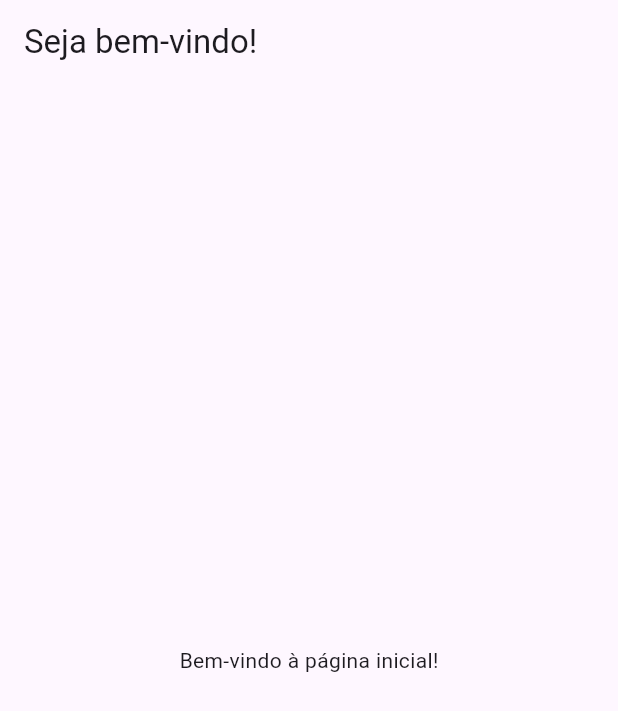
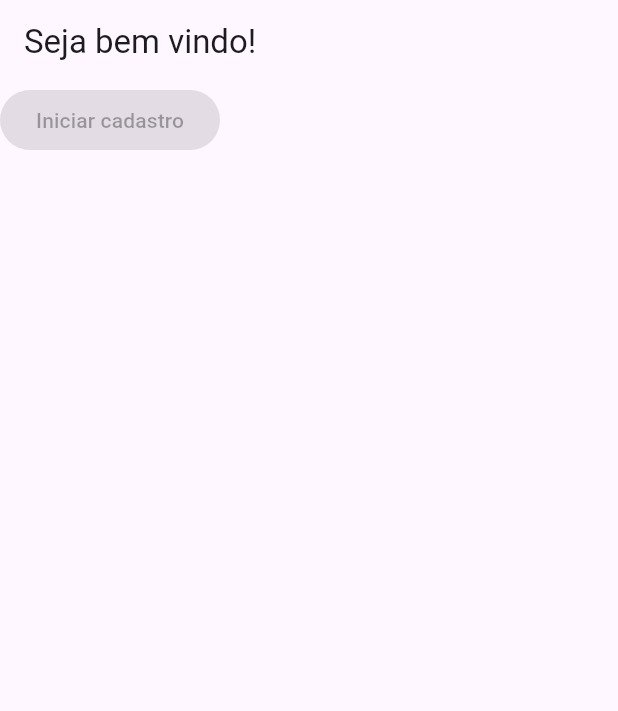
Before and after one commit to jooaonnz/App-Flutter, a Flutter app: the screen it shows after launch, on a phone screen of 412 x 824 dp. Shown: the top 711 px of the screen. Run offline on Flutter 3.47's test engine with Material 3 defaults, Android fonts, the phone set to English and light mode, and no system bars.

Commit message:
Botão adicionado

```diff
--- a/lib/features/auth/screens/welcomePage.dart
+++ b/lib/features/auth/screens/welcomePage.dart
@@ -0,0 +1,16 @@
+import 'package:flutter/material.dart';
+
+class WelcomePage extends StatelessWidget {
+  const WelcomePage({super.key});
+
+  @override
+  Widget build(BuildContext context) {
+    return Scaffold(
+      appBar: AppBar(title: const Text('Seja bem vindo!')),
+      body: const ElevatedButton(
+        onPressed: null,
+        child: const Text('Iniciar cadastro'),
+      ),
+    );
+  }
+}
--- a/lib/main.dart
+++ b/lib/main.dart
@@ -1,5 +1,4 @@
 import 'package:flutter/material.dart';
-import './features/home/screens/homePage.dart';
 import './features/auth/screens/welcomePage.dart';
 
 void main() {
@@ -13,10 +12,10 @@ class MyApp extends StatelessWidget {
   Widget build(BuildContext context) {
     return MaterialApp(
       debugShowCheckedModeBanner: false,
-      title: 'Página home',
+      title: 'Página de boas-vindas',
       theme: ThemeData(primarySwatch: Colors.indigo),
-      initialRoute: '/HomePage', // 👈 Define a tela inicial
-      routes: {'/HomePage': (context) => const HomePage()},
+      initialRoute: '/WelcomePage',
+      routes: {'/WelcomePage': (context) => const WelcomePage()},
     );
   }
 }
```
